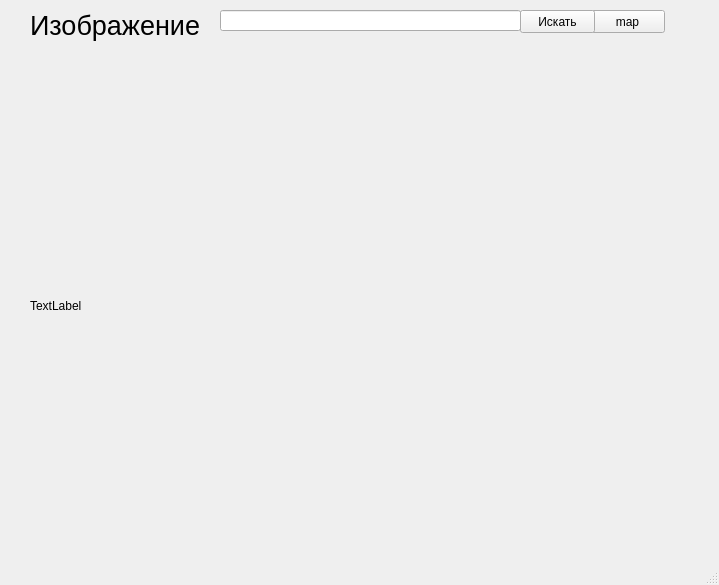
kKrIsTiNaA/Project_API, file interface.ui: the form before one commit.
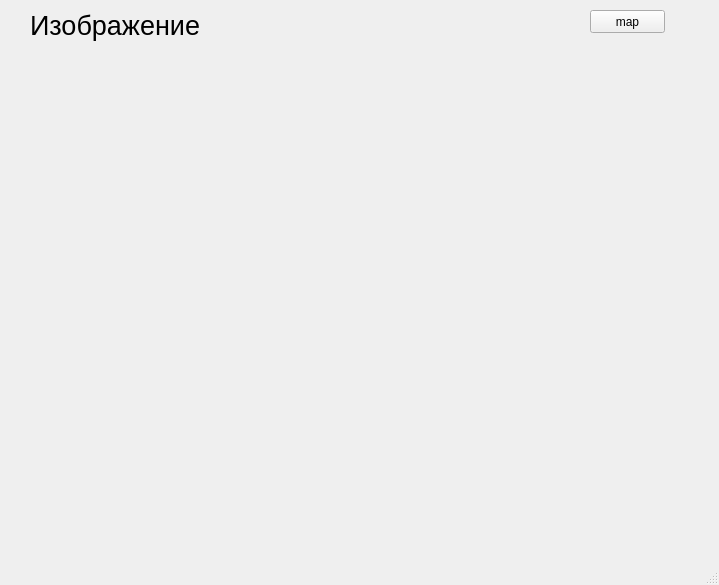
The form after the commit.

Commit message: 4aya by roma

Patch:
```diff
--- a/interface.ui
+++ b/interface.ui
@@ -24,7 +24,7 @@
      </rect>
     </property>
     <property name="text">
-     <string>TextLabel</string>
+     <string/>
     </property>
    </widget>
    <widget class="QLabel" name="label_2">
@@ -58,29 +58,6 @@
      <string>map</string>
     </property>
    </widget>
-   <widget class="QPushButton" name="findBTN">
-    <property name="geometry">
-     <rect>
-      <x>520</x>
-      <y>10</y>
-      <width>75</width>
-      <height>23</height>
-     </rect>
-    </property>
-    <property name="text">
-     <string>Искать</string>
-    </property>
-   </widget>
-   <widget class="QLineEdit" name="poiskLine">
-    <property name="geometry">
-     <rect>
-      <x>220</x>
-      <y>10</y>
-      <width>301</width>
-      <height>21</height>
-     </rect>
-    </property>
-   </widget>
   </widget>
   <widget class="QMenuBar" name="menubar">
    <property name="geometry">
```
The commit also changes 1 other file.
